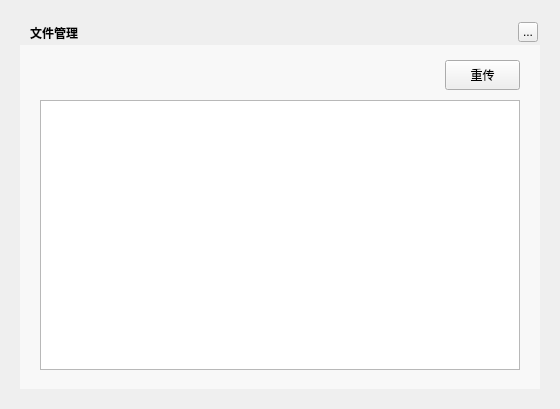
Old version of the form TTKCore/musicUi/musicToolswidget/musiccloudfilemanagerdialog.ui in the repository Greedysky/TTKMusicPlayer.
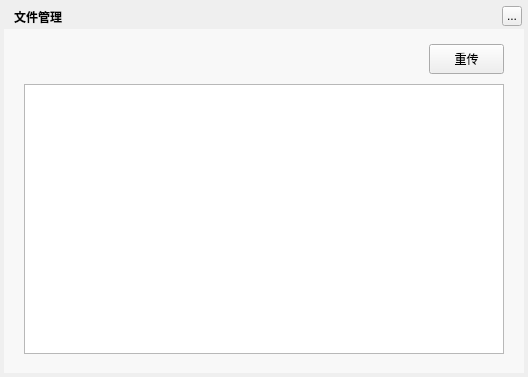
New version of the form. Custom widgets are drawn as their Qt base class.

What changed in the file:
```diff
--- a/TTKCore/musicUi/musicToolswidget/musiccloudfilemanagerdialog.ui
+++ b/TTKCore/musicUi/musicToolswidget/musiccloudfilemanagerdialog.ui
@@ -6,8 +6,8 @@
    <rect>
     <x>0</x>
     <y>0</y>
-    <width>560</width>
-    <height>409</height>
+    <width>528</width>
+    <height>377</height>
    </rect>
   </property>
   <property name="windowTitle">
@@ -16,8 +16,8 @@
   <widget class="QLabel" name="background">
    <property name="geometry">
     <rect>
-     <x>20</x>
-     <y>20</y>
+     <x>4</x>
+     <y>4</y>
      <width>520</width>
      <height>369</height>
     </rect>
@@ -29,8 +29,8 @@
   <widget class="QLabel" name="topTitleName">
    <property name="geometry">
     <rect>
-     <x>30</x>
-     <y>20</y>
+     <x>14</x>
+     <y>4</y>
      <width>171</width>
      <height>25</height>
     </rect>
@@ -45,8 +45,8 @@
   <widget class="QToolButton" name="topTitleCloseButton">
    <property name="geometry">
     <rect>
-     <x>518</x>
-     <y>22</y>
+     <x>502</x>
+     <y>6</y>
      <width>20</width>
      <height>20</height>
     </rect>
@@ -58,8 +58,8 @@
   <widget class="QWidget" name="backgroundMask" native="true">
    <property name="geometry">
     <rect>
-     <x>20</x>
-     <y>45</y>
+     <x>4</x>
+     <y>29</y>
      <width>520</width>
      <height>344</height>
     </rect>
@@ -72,8 +72,8 @@
   <widget class="MusicCloudUploadTableWidget" name="uploadTableWidget">
    <property name="geometry">
     <rect>
-     <x>40</x>
-     <y>100</y>
+     <x>24</x>
+     <y>84</y>
      <width>480</width>
      <height>270</height>
     </rect>
@@ -82,8 +82,8 @@
   <widget class="QPushButton" name="reuploadButton">
    <property name="geometry">
     <rect>
-     <x>445</x>
-     <y>60</y>
+     <x>429</x>
+     <y>44</y>
      <width>75</width>
      <height>30</height>
     </rect>
```
